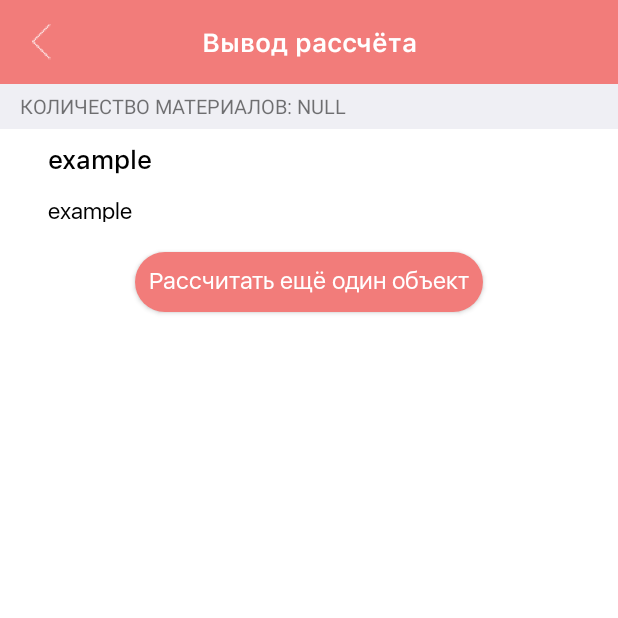
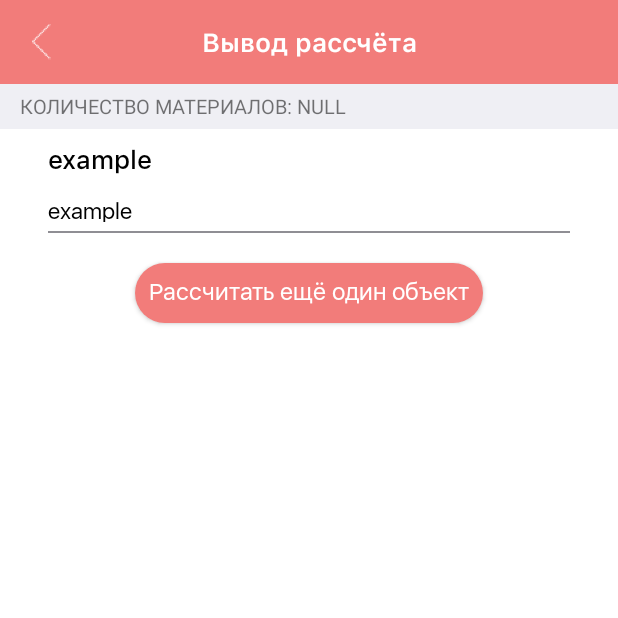
Before and after one commit to Motygullin503/Alliance, an Android app: the ResultAcitivity screen opened directly, with no data from a screen before it, on a phone screen of 412 x 824 dp, the top half of it. Run offline under Robolectric (Android 15) with nearby library versions, the phone set to English and light mode, and no system bars; 5 statements that could not run were skipped.

Commit message:
add gray lines in Result

```diff
--- a/app/src/main/res/layout/result_element.xml
+++ b/app/src/main/res/layout/result_element.xml
@@ -27,4 +27,9 @@
         android:textColor="@color/black"
         android:layout_marginTop="4dp"
         android:textSize="15sp" />
+    <View
+        android:layout_marginTop="6dp"
+        android:layout_width="fill_parent"
+        android:layout_height="1dp"
+        android:background="@color/text_edit" />
 </LinearLayout>
```
